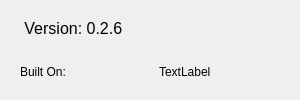
TimSevereijns/D-Viz, file Source/Windows/aboutDialog.ui: the form before one commit.
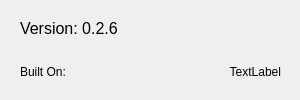
The form after the commit.

What changed in the file:
```diff
--- a/Source/Windows/aboutDialog.ui
+++ b/Source/Windows/aboutDialog.ui
@@ -18,7 +18,7 @@
     <rect>
      <x>20</x>
      <y>10</y>
-     <width>271</width>
+     <width>261</width>
      <height>80</height>
     </rect>
    </property>
@@ -32,7 +32,7 @@
        </font>
       </property>
       <property name="text">
-       <string> Version: 0.2.6</string>
+       <string>Version: 0.2.6</string>
       </property>
      </widget>
     </item>
@@ -50,6 +50,9 @@
         <property name="text">
          <string>TextLabel</string>
         </property>
+        <property name="alignment">
+         <set>Qt::AlignRight|Qt::AlignTrailing|Qt::AlignVCenter</set>
+        </property>
        </widget>
       </item>
      </layout>
```
